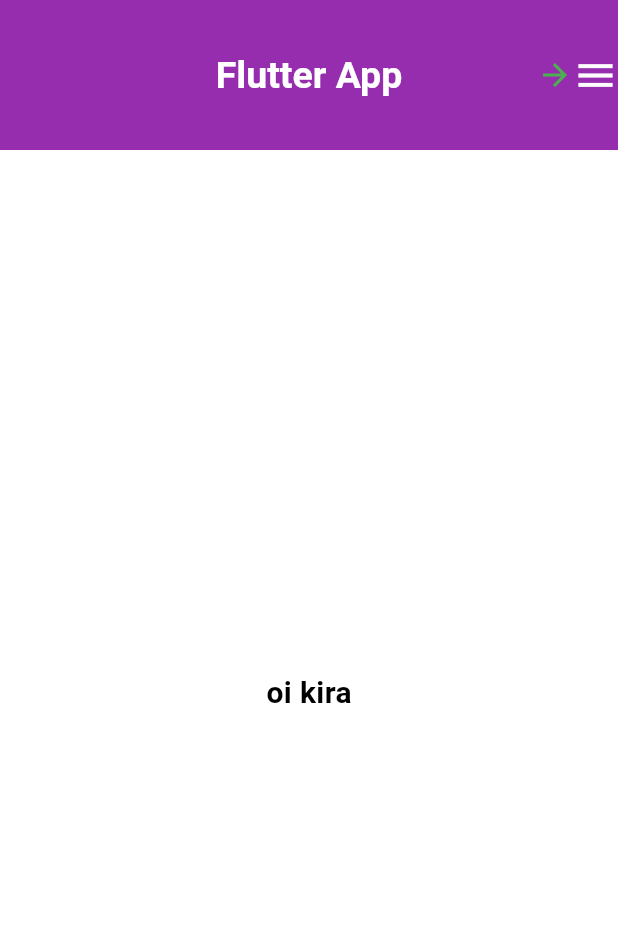
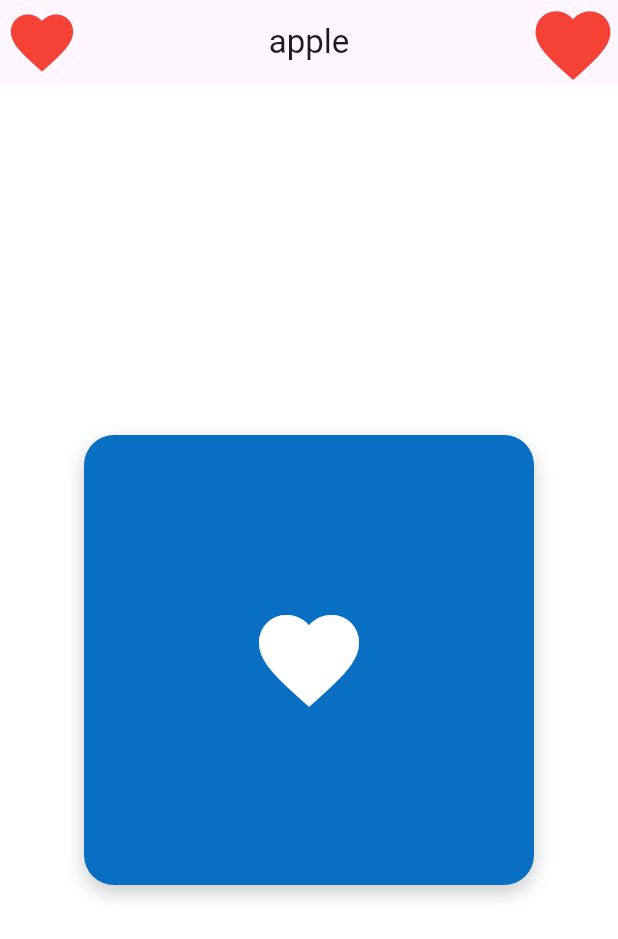
Before and after one commit to Sou963/flutter, a Flutter app: the screen it shows after launch, on a phone screen of 412 x 824 dp. Shown: the top 939 px of the screen. Run offline on Flutter 3.47's test engine with Material 3 defaults, Android fonts, the phone set to English and light mode, and no system bars.

Commit message:
initial commit

```diff
--- a/lib/main.dart
+++ b/lib/main.dart
@@ -1,7 +1,7 @@
 import 'package:flutter/material.dart';
 
 void main() {
-  runApp(MyApp());
+  runApp(const MyApp());
 }
 
 class MyApp extends StatelessWidget {
@@ -14,37 +14,40 @@ class MyApp extends StatelessWidget {
       home: Scaffold(
         backgroundColor: Colors.white,
         appBar: AppBar(
+          title: Text(
+            "apple",
+          ),
+          centerTitle: true,
+          elevation: 0,
+          leading: Icon(Icons.favorite, size: 50, color: Colors.red),
           actions: [
-              Icon(
-                Icons.arrow_forward,
-                color: Colors.green,
-              ),
-              Icon(
-                Icons.menu,
-                color: Colors.white,
-                size: 30.0,
-              )
+            Icon(Icons.favorite, size: 60, color: Colors.red),
           ],
-            title: Text("Flutter App"),
-            centerTitle: true,
-            elevation: 20,
-            backgroundColor: Colors.purple,
-            titleTextStyle: TextStyle(
-                fontSize: 25.0,
-                fontWeight: FontWeight.w700,
-                color: Colors.white),
-            toolbarHeight: 100.0,
         ),
         body: Center(
-            child: Text(
-              "oi kira",
-              style: TextStyle(
-                color: Colors.black,
-                fontSize: 20.0,
-                fontWeight: FontWeight.w700,
+          child: Container(
+            height: 300,
+            width: 300,
+            padding: const EdgeInsets.all(20),
+            decoration: BoxDecoration(
+              color: const Color.fromARGB(255, 9, 111, 194),
+              borderRadius: BorderRadius.circular(20),
+              boxShadow: [
+                BoxShadow(
+                  color: Colors.black.withOpacity(0.2),
+                  blurRadius: 10,
+                  offset: const Offset(0, 5),
+                ),
+              ],
+            ),
+            child: const Icon(
+              Icons.favorite,
+              size: 80,
+              color: Colors.white,
             ),
           ),
         ),
-        ));
+      ),
+    );
   }
 }
```
Lines whose indentation alone changed are shown as unchanged.
